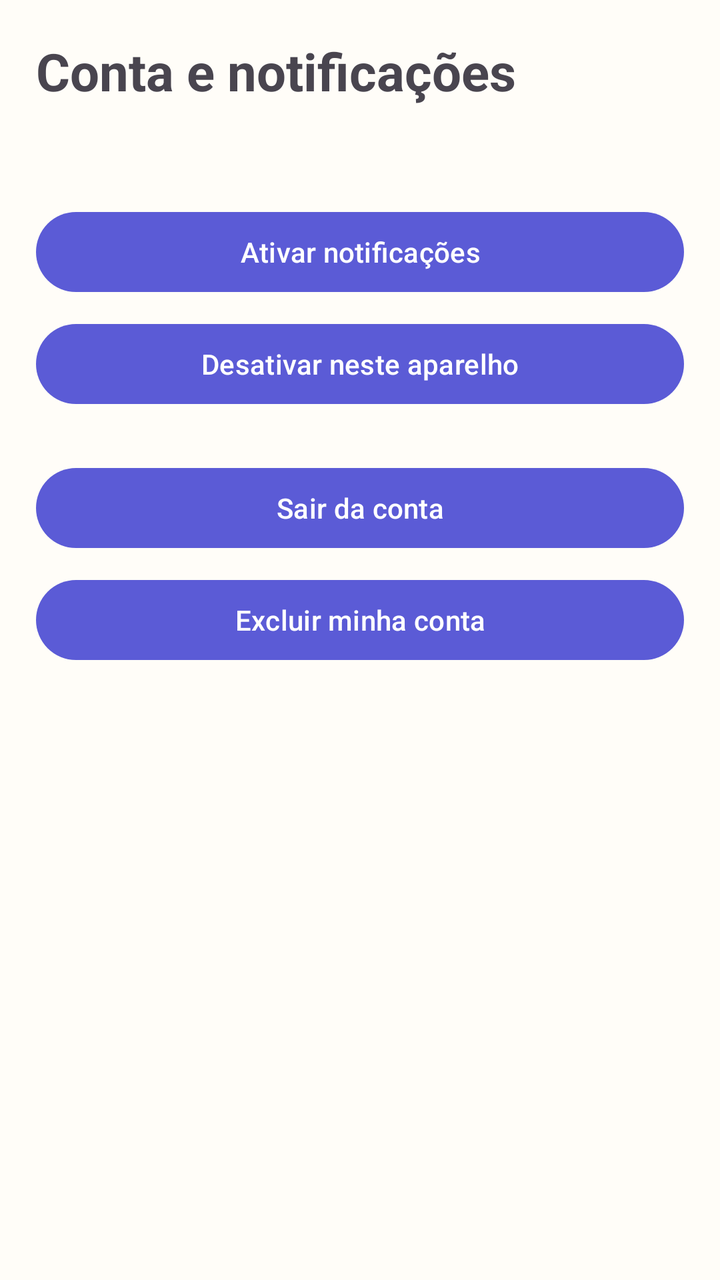
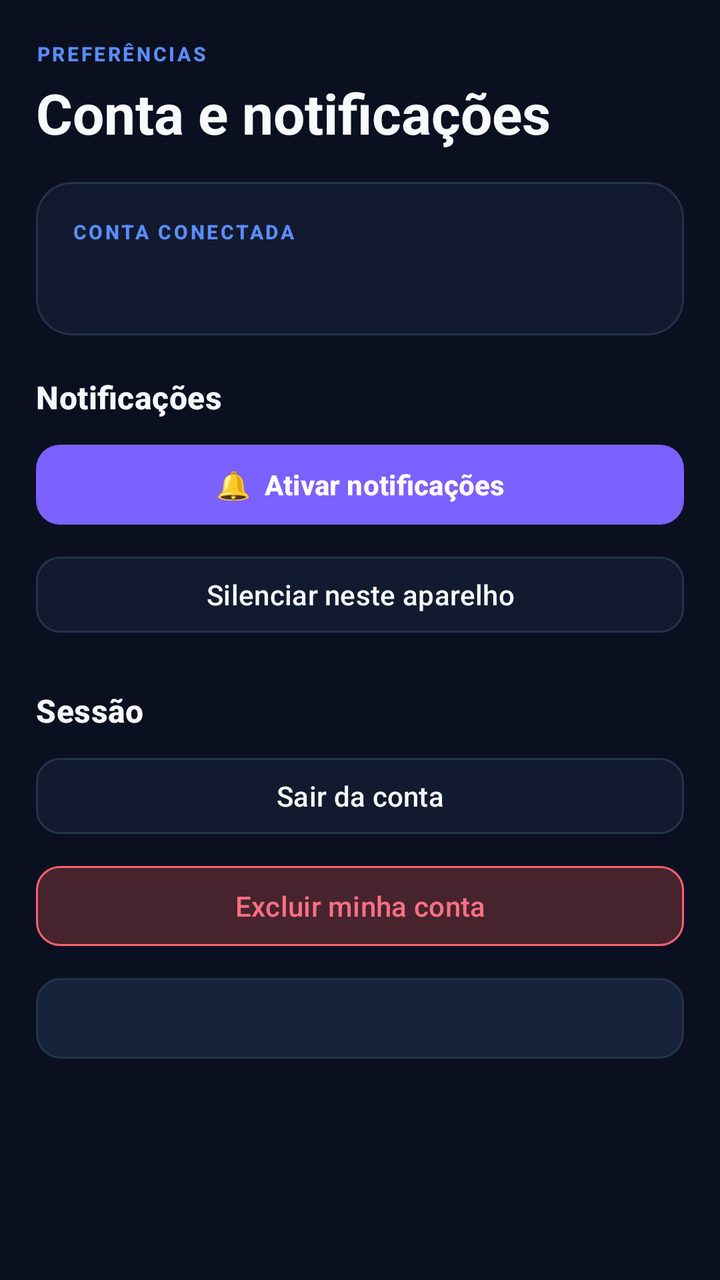

The first picture is an Android layout as it rendered before a commit; the second is the same layout after the commit. The layout source and the unified diff follow.
<!-- AndroidManifest.xml: application theme Theme.StopGastos -->
<!-- res/layout/fragment_settings.xml -->
<?xml version="1.0" encoding="utf-8"?>
<ScrollView xmlns:android="http://schemas.android.com/apk/res/android"
    android:layout_width="match_parent"
    android:layout_height="match_parent">
    <LinearLayout android:layout_width="match_parent" android:layout_height="wrap_content" android:orientation="vertical" android:padding="18dp">
        <TextView android:layout_width="match_parent" android:layout_height="wrap_content" android:text="Conta e notificações" android:textSize="26sp" android:textStyle="bold" />
        <TextView android:id="@+id/settings_user" android:layout_width="match_parent" android:layout_height="wrap_content" android:layout_marginTop="12dp" />
        <com.google.android.material.button.MaterialButton android:id="@+id/settings_enable_notifications" android:layout_width="match_parent" android:layout_height="wrap_content" android:layout_marginTop="18dp" android:text="Ativar notificações" />
        <com.google.android.material.button.MaterialButton android:id="@+id/settings_disable_notifications" android:layout_width="match_parent" android:layout_height="wrap_content" android:layout_marginTop="8dp" android:text="Desativar neste aparelho" />
        <com.google.android.material.button.MaterialButton android:id="@+id/settings_sign_out" android:layout_width="match_parent" android:layout_height="wrap_content" android:layout_marginTop="24dp" android:text="Sair da conta" />
        <com.google.android.material.button.MaterialButton android:id="@+id/settings_delete_account" android:layout_width="match_parent" android:layout_height="wrap_content" android:layout_marginTop="8dp" android:text="Excluir minha conta" />
        <TextView android:id="@+id/settings_status" android:layout_width="match_parent" android:layout_height="wrap_content" android:layout_marginTop="12dp" />
    </LinearLayout>
</ScrollView>
<!-- resources referenced by this layout -->
<resources>
  <style name="Theme.StopGastos" parent="Theme.Material3.DayNight.NoActionBar">
          <item name="colorPrimary">@color/primary</item>
          <item name="colorOnPrimary">@color/on_primary</item>
          <item name="colorSecondary">@color/secondary</item>
          <item name="android:colorBackground">@color/surface</item>
          <item name="colorSurface">@color/surface</item>
          <item name="colorError">@color/error</item>
          <item name="android:windowLightStatusBar">true</item>
      </style>
  <color name="primary">#5B5BD6</color>
  <color name="secondary">#008C7A</color>
  <color name="surface">#FFFDF8</color>
  <color name="error">#BA1A1A</color>
  <!-- unchanged entries left out for length: 1 -->
</resources>

<!-- the commit's change to res/layout/fragment_settings.xml (unified diff, before → after) -->
@@ -1,14 +1,22 @@
 <?xml version="1.0" encoding="utf-8"?>
-<ScrollView xmlns:android="http://schemas.android.com/apk/res/android"
-    android:layout_width="match_parent"
-    android:layout_height="match_parent">
-    <LinearLayout android:layout_width="match_parent" android:layout_height="wrap_content" android:orientation="vertical" android:padding="18dp">
-        <TextView android:layout_width="match_parent" android:layout_height="wrap_content" android:text="Conta e notificações" android:textSize="26sp" android:textStyle="bold" />
-        <TextView android:id="@+id/settings_user" android:layout_width="match_parent" android:layout_height="wrap_content" android:layout_marginTop="12dp" />
-        <com.google.android.material.button.MaterialButton android:id="@+id/settings_enable_notifications" android:layout_width="match_parent" android:layout_height="wrap_content" android:layout_marginTop="18dp" android:text="Ativar notificações" />
-        <com.google.android.material.button.MaterialButton android:id="@+id/settings_disable_notifications" android:layout_width="match_parent" android:layout_height="wrap_content" android:layout_marginTop="8dp" android:text="Desativar neste aparelho" />
-        <com.google.android.material.button.MaterialButton android:id="@+id/settings_sign_out" android:layout_width="match_parent" android:layout_height="wrap_content" android:layout_marginTop="24dp" android:text="Sair da conta" />
-        <com.google.android.material.button.MaterialButton android:id="@+id/settings_delete_account" android:layout_width="match_parent" android:layout_height="wrap_content" android:layout_marginTop="8dp" android:text="Excluir minha conta" />
-        <TextView android:id="@+id/settings_status" android:layout_width="match_parent" android:layout_height="wrap_content" android:layout_marginTop="12dp" />
+<androidx.core.widget.NestedScrollView xmlns:android="http://schemas.android.com/apk/res/android"
+    android:layout_width="match_parent" android:layout_height="match_parent" android:background="@color/background">
+    <LinearLayout android:layout_width="match_parent" android:layout_height="wrap_content" android:orientation="vertical"
+        android:paddingStart="@dimen/screen_padding" android:paddingEnd="@dimen/screen_padding" android:paddingTop="20dp" android:paddingBottom="24dp">
+        <TextView android:layout_width="wrap_content" android:layout_height="wrap_content" android:text="PREFERÊNCIAS" android:textAppearance="@style/TextAppearance.StopGastos.Eyebrow" />
+        <TextView android:layout_width="match_parent" android:layout_height="wrap_content" android:layout_marginTop="4dp" android:text="Conta e notificações" android:textAppearance="@style/TextAppearance.StopGastos.Title" />
+        <com.google.android.material.card.MaterialCardView style="@style/Widget.StopGastos.Card" android:layout_width="match_parent" android:layout_height="wrap_content" android:layout_marginTop="16dp">
+            <LinearLayout android:layout_width="match_parent" android:layout_height="wrap_content" android:orientation="vertical" android:padding="18dp">
+                <TextView android:layout_width="wrap_content" android:layout_height="wrap_content" android:text="CONTA CONECTADA" android:textAppearance="@style/TextAppearance.StopGastos.Eyebrow" />
+                <TextView android:id="@+id/settings_user" android:layout_width="match_parent" android:layout_height="wrap_content" android:layout_marginTop="8dp" android:textColor="@color/text_primary" android:textSize="14sp" android:textStyle="bold" />
+            </LinearLayout>
+        </com.google.android.material.card.MaterialCardView>
+        <TextView android:layout_width="match_parent" android:layout_height="wrap_content" android:layout_marginTop="20dp" android:text="Notificações" android:textAppearance="@style/TextAppearance.StopGastos.Section" />
+        <com.google.android.material.button.MaterialButton android:id="@+id/settings_enable_notifications" style="@style/Widget.StopGastos.Button.Primary" android:layout_width="match_parent" android:layout_height="wrap_content" android:layout_marginTop="9dp" android:text="🔔  Ativar notificações" />
+        <com.google.android.material.button.MaterialButton android:id="@+id/settings_disable_notifications" style="@style/Widget.StopGastos.Button.Secondary" android:layout_width="match_parent" android:layout_height="wrap_content" android:layout_marginTop="8dp" android:text="Silenciar neste aparelho" />
+        <TextView android:layout_width="match_parent" android:layout_height="wrap_content" android:layout_marginTop="24dp" android:text="Sessão" android:textAppearance="@style/TextAppearance.StopGastos.Section" />
+        <com.google.android.material.button.MaterialButton android:id="@+id/settings_sign_out" style="@style/Widget.StopGastos.Button.Secondary" android:layout_width="match_parent" android:layout_height="wrap_content" android:layout_marginTop="9dp" android:text="Sair da conta" />
+        <com.google.android.material.button.MaterialButton android:id="@+id/settings_delete_account" style="@style/Widget.StopGastos.Button.Danger" android:layout_width="match_parent" android:layout_height="wrap_content" android:layout_marginTop="8dp" android:text="Excluir minha conta" />
+        <TextView android:id="@+id/settings_status" android:layout_width="match_parent" android:layout_height="wrap_content" android:layout_marginTop="12dp" android:background="@drawable/bg_input" android:padding="12dp" android:textColor="@color/text_muted" android:textSize="12sp" />
     </LinearLayout>
-</ScrollView>
+</androidx.core.widget.NestedScrollView>
<!-- resource entries referenced after the edit -->
@@ -1,18 +1,94 @@
 <!-- resources referenced by this layout -->
 <resources>
-  <style name="Theme.StopGastos" parent="Theme.Material3.DayNight.NoActionBar">
+  <color name="background">#0B1020</color>
+  <color name="text_muted">#99A5BB</color>
+  <color name="text_primary">#F7F9FC</color>
+  <dimen name="screen_padding">18dp</dimen>
+  <!-- drawable bg_input (drawable) -->
+  <shape xmlns:android="http://schemas.android.com/apk/res/android" android:shape="rectangle">
+      <solid android:color="@color/surface_2" />
+      <stroke android:width="1dp" android:color="@color/line" />
+      <corners android:radius="12dp" />
+      <padding android:left="12dp" android:top="9dp" android:right="12dp" android:bottom="9dp" />
+  </shape>
+  <style name="TextAppearance.StopGastos.Eyebrow" parent="TextAppearance.Material3.LabelSmall">
+          <item name="android:textColor">@color/primary_2</item>
+          <item name="android:textStyle">bold</item>
+          <item name="android:letterSpacing">0.12</item>
+          <item name="android:textAllCaps">true</item>
+          <item name="android:textSize">10sp</item>
+      </style>
+  <style name="TextAppearance.StopGastos.Section" parent="TextAppearance.Material3.TitleMedium">
+          <item name="android:textColor">@color/text_primary</item>
+          <item name="android:textStyle">bold</item>
+          <item name="android:textSize">16sp</item>
+      </style>
+  <style name="TextAppearance.StopGastos.Title" parent="TextAppearance.Material3.HeadlineMedium">
+          <item name="android:textColor">@color/text_primary</item>
+          <item name="android:textStyle">bold</item>
+          <item name="android:textSize">28sp</item>
+      </style>
+  <style name="Widget.StopGastos.Button.Danger" parent="Widget.Material3.Button.OutlinedButton">
+          <item name="backgroundTint">@color/danger_soft</item>
+          <item name="strokeColor">@color/danger</item>
+          <item name="android:textColor">@color/expense</item>
+          <item name="cornerRadius">12dp</item>
+          <item name="android:textAllCaps">false</item>
+      </style>
+  <style name="Widget.StopGastos.Button.Primary" parent="Widget.Material3.Button">
+          <item name="backgroundTint">@color/primary</item>
+          <item name="android:textColor">@color/white</item>
+          <item name="cornerRadius">12dp</item>
+          <item name="android:minHeight">48dp</item>
+          <item name="android:textAllCaps">false</item>
+          <item name="android:textStyle">bold</item>
+      </style>
+  <style name="Widget.StopGastos.Button.Secondary" parent="Widget.Material3.Button.OutlinedButton">
+          <item name="backgroundTint">@color/surface</item>
+          <item name="strokeColor">@color/line</item>
+          <item name="android:textColor">@color/text_primary</item>
+          <item name="cornerRadius">12dp</item>
+          <item name="android:minHeight">46dp</item>
+          <item name="android:textAllCaps">false</item>
+      </style>
+  <style name="Widget.StopGastos.Card" parent="Widget.Material3.CardView.Elevated">
+          <item name="cardBackgroundColor">@color/surface</item>
+          <item name="cardCornerRadius">18dp</item>
+          <item name="cardElevation">0dp</item>
+          <item name="strokeColor">@color/line</item>
+          <item name="strokeWidth">1dp</item>
+      </style>
+  <style name="Theme.StopGastos" parent="Theme.Material3.Dark.NoActionBar">
           <item name="colorPrimary">@color/primary</item>
           <item name="colorOnPrimary">@color/on_primary</item>
+          <item name="colorPrimaryContainer">@color/primary_soft</item>
+          <item name="colorOnPrimaryContainer">@color/text_primary</item>
           <item name="colorSecondary">@color/secondary</item>
-          <item name="android:colorBackground">@color/surface</item>
           <item name="colorSurface">@color/surface</item>
-          <item name="colorError">@color/error</item>
-          <item name="android:windowLightStatusBar">true</item>
+          <item name="colorSurfaceVariant">@color/surface_2</item>
+          <item name="colorOnSurface">@color/text_primary</item>
+          <item name="colorOnSurfaceVariant">@color/text_muted</item>
+          <item name="colorOutline">@color/line</item>
+          <item name="colorError">@color/danger</item>
+          <item name="android:colorBackground">@color/background</item>
+          <item name="android:windowBackground">@color/background</item>
+          <item name="android:statusBarColor">@color/background</item>
+          <item name="android:navigationBarColor">@color/background</item>
+          <item name="android:windowLightStatusBar">false</item>
+          <item name="android:windowLightNavigationBar">false</item>
+          <item name="android:windowNoTitle">true</item>
       </style>
-  <color name="primary">#5B5BD6</color>
-  <color name="secondary">#008C7A</color>
-  <color name="surface">#FFFDF8</color>
-  <color name="error">#BA1A1A</color>
+  <color name="surface_2">#17223B</color>
+  <color name="line">#26324B</color>
+  <color name="primary_2">#5A8CFF</color>
+  <color name="danger_soft">#47242D</color>
+  <color name="danger">#FF5F6D</color>
+  <color name="expense">#FF6F86</color>
+  <color name="primary">#7B61FF</color>
+  <color name="white">#FFFFFF</color>
+  <color name="secondary">#16C7B7</color>
+  <color name="surface">#121A2F</color>
+  <color name="primary_soft">#2A2457</color>
   <!-- unchanged entries left out for length: 1 -->
 </resources>
 
